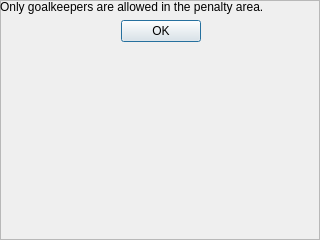
First picture: the form in helpFrame.ui, repository rochford/cutefootball, before the edit.
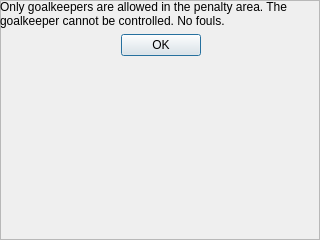
Second picture: the form after the edit.

Patch:
```diff
--- a/helpFrame.ui
+++ b/helpFrame.ui
@@ -32,7 +32,7 @@
     <item>
      <widget class="QLabel" name="label">
       <property name="text">
-       <string>Only goalkeepers are allowed in the penalty area. </string>
+       <string>Only goalkeepers are allowed in the penalty area. The goalkeeper cannot be controlled. No fouls.</string>
       </property>
       <property name="textFormat">
        <enum>Qt::PlainText</enum>
```
